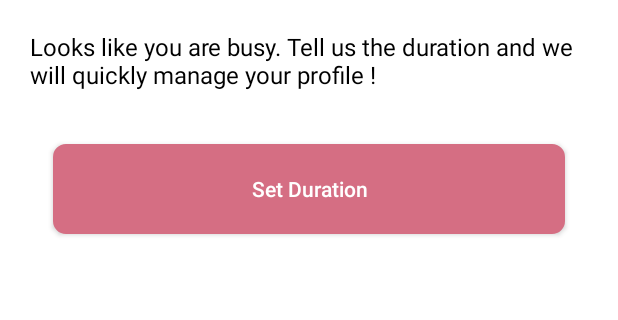
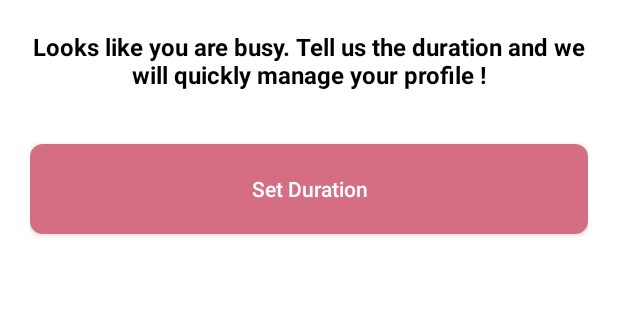
Before and after one commit to vishankvijay/Silento, an Android app: the QuickSilentoActivity screen opened directly, with no data from a screen before it, on a phone screen of 412 x 824 dp, the part 84-404 px from its top. Run offline under Robolectric (Android 15) with nearby library versions, the phone set to English and light mode, and no system bars; libraries missing offline, so code that uses them is left out: co.mobiwise.materialintro, com.wdullaer.materialdatetimepicker; 1 statement that could not run was skipped.

Commit message:
21 march 2016 6:33 pm

```diff
--- a/app/src/main/res/layout/activity_quick_silento.xml
+++ b/app/src/main/res/layout/activity_quick_silento.xml
@@ -40,8 +40,9 @@
             android:layout_height="wrap_content"
             android:text="Looks like you are busy. Tell us the duration and we will quickly manage your profile !"
             android:textColor="#000"
-            android:textStyle="normal"
+            android:textStyle="bold"
             android:textSize="16sp"
+            android:gravity="center"
             android:textAppearance="?android:attr/textAppearanceSmall"
             android:id="@+id/textView_tell" />
 
@@ -51,8 +52,8 @@
             android:id="@+id/quick_silento_button"
             android:layout_below="@id/textView_tell"
             android:layout_marginTop="35dp"
-            android:layout_marginLeft="15dp"
-            android:layout_marginRight="15dp"
+            android:layout_marginLeft="0dp"
+            android:layout_marginRight="0dp"
             android:text="Set Duration"
             android:textColor="#fff"
             android:background="@drawable/my_custom_button"
@@ -69,11 +70,11 @@
             android:visibility="invisible">
 
             <TextView
-                android:layout_width="wrap_content"
+                android:layout_width="match_parent"
                 android:layout_height="wrap_content"
                 android:text="what profile do you want for the next "
                 android:id="@+id/textview_what_profile"
-                android:textStyle="bold"
+                android:textStyle="normal"
                 android:textColor="#000"/>
 
             <RadioGroup
```
